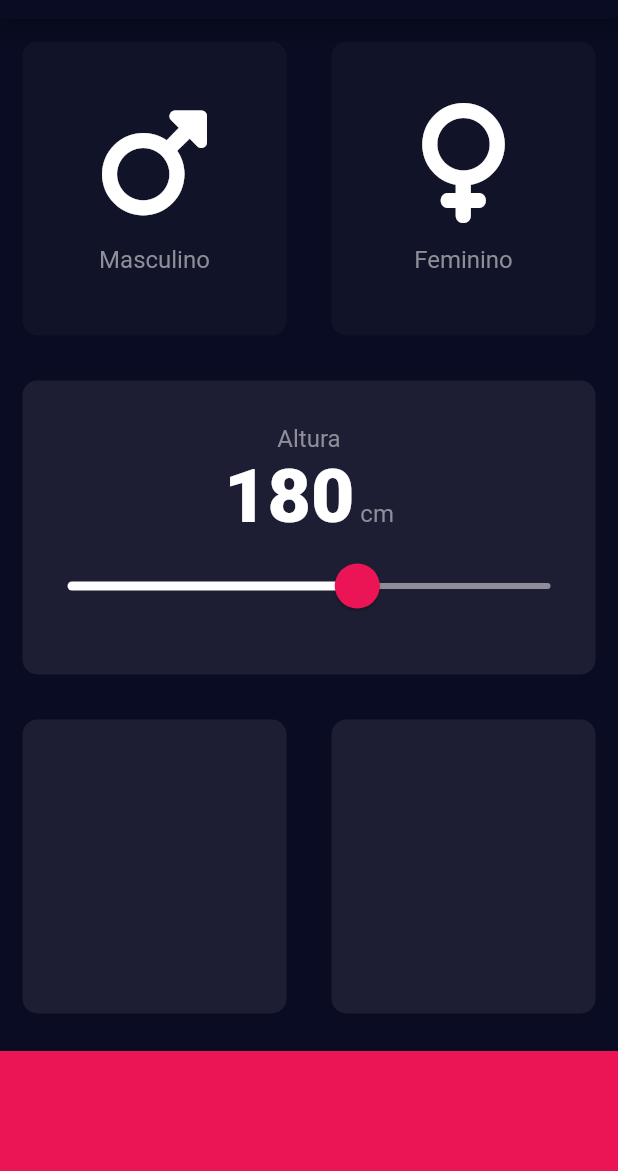
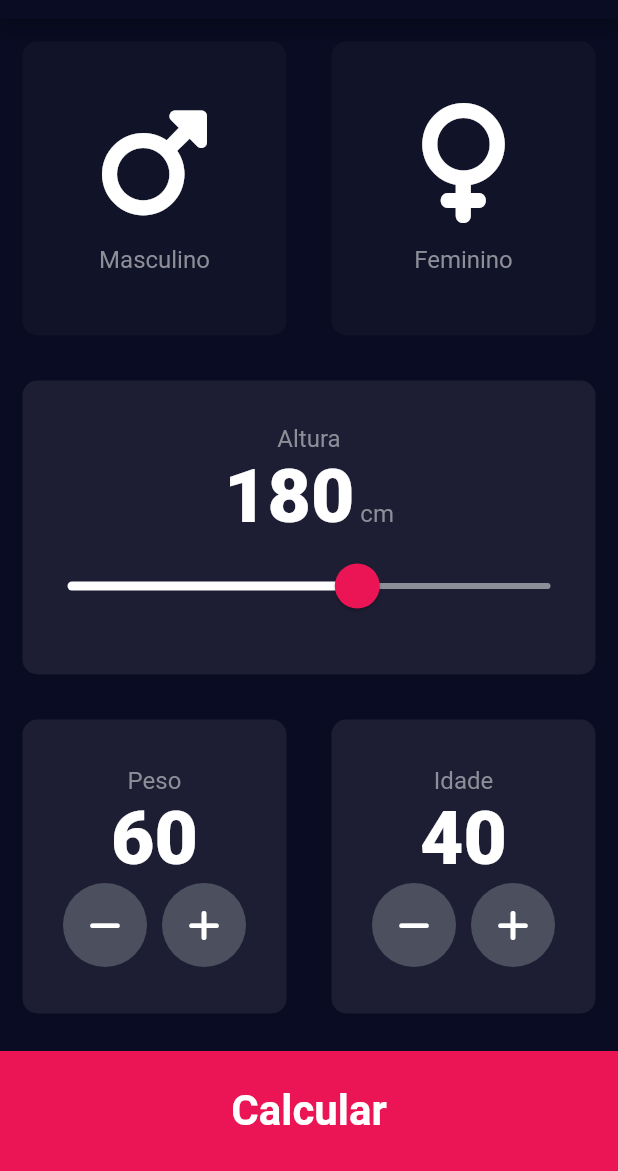
Before and after one commit to pliniogim/flutter_bmi_calculator, a Flutter app: the screen it shows after launch, on a phone screen of 412 x 824 dp, the part 65-1236 px from its top. Run offline on Flutter 3.47's test engine with Material 2 defaults, Android fonts, the phone set to English and light mode, and no system bars; our stand-ins replace font_awesome_flutter.

Commit message:
20220507

```diff
--- /dev/null
+++ b/lib/components/bottom_button.dart
@@ -0,0 +1,32 @@
+import 'package:flutter/material.dart';
+import 'constants.dart';
+
+class BottomButton extends StatelessWidget {
+  final Function onTap;
+  final String buttonTitle;
+
+  BottomButton({@required this.buttonTitle, @required this.onTap});
+
+  // const BottomButton({
+  //   Key key,
+  // }) : super(key: key);
+
+  @override
+  Widget build(BuildContext context) {
+    return GestureDetector(
+      child: Container(
+        color: kBottomContainerColor,
+        margin: EdgeInsets.only(top: 10.0),
+        width: double.infinity,
+        height: kBottomContainerHeight,
+        child: Center(
+          child: Text(
+            buttonTitle,
+            style: kTitleStyle,
+          ),
+        ),
+      ),
+      onTap: onTap,
+    );
+  }
+}
--- a/lib/card_child_sex.dart
+++ b/lib/components/card_child_sex.dart
@@ -7,10 +7,10 @@ class CardChildWidgetSex extends StatelessWidget {
   // const CardChildWidgetSex({
   //   Key key,
   // }) : super(key: key);
-  CardChildWidgetSex({IconData this.iconSex, String this.genderSex});
+  CardChildWidgetSex({this.iconSex, this.genderSex});
 
-  final iconSex;
-  final genderSex;
+  final IconData iconSex;
+  final String genderSex;
 
   @override
   Widget build(BuildContext context) {
--- /dev/null
+++ b/lib/components/round_icon_button.dart
@@ -0,0 +1,25 @@
+import 'package:flutter/material.dart';
+
+
+//creating a widget from scratch
+class RoundIconButton extends StatelessWidget {
+  RoundIconButton({@required this.icon, @required this.onPressed});
+
+  final IconData icon;
+  final Function onPressed;
+
+  @override
+  Widget build(BuildContext context) {
+    return RawMaterialButton(
+      child: Icon(icon),
+      constraints: BoxConstraints.tightFor(
+        width: 56,
+        height: 56,
+      ),
+      elevation: 0.0,
+      onPressed: onPressed,
+      fillColor: Color(0xFF4c4f5e),
+      shape: CircleBorder(),
+    );
+  }
+}
--- a/lib/main.dart
+++ b/lib/main.dart
@@ -1,6 +1,6 @@
 import 'package:flutter/material.dart';
 
-import 'input_page.dart';
+import 'screens/input_page.dart';
 
 void main() => runApp(BMICalculator());
 
--- /dev/null
+++ b/lib/screens/calculator_brain.dart
@@ -0,0 +1,34 @@
+import 'dart:math';
+import 'package:font_awesome_flutter/font_awesome_flutter.dart';
+
+class CalculatorBrain {
+  CalculatorBrain({this.altura, this.peso});
+
+  final int altura;
+  final int peso;
+  double _imc;
+
+  String calculateIMC() {
+    _imc = peso / pow(altura/100, 2);
+    return _imc.toStringAsFixed(1);
+  }
+  String getResult(){
+    if (_imc >= 25) {
+      return 'Peso acima do ideal';
+    } else if (_imc > 18.5 ) {
+      return 'Normal';
+    } else {
+      return 'Peso abaixo do ideal';
+    }
+  }
+
+  String getInterpretation() {
+    if (_imc >= 25) {
+      return 'Você tem um peso acima do normal. Tente se exercitar mais.';
+    } else if (_imc > 18.5 ) {
+      return 'Você tem o peso normal esperado. Bom trabalho!';
+    } else {
+      return 'Você tem um peso abaixo do ideal. Você precisa se alimentar mais.';
+    }
+  }
+}
--- a/lib/input_page.dart
+++ b/lib/screens/input_page.dart
@@ -1,11 +1,20 @@
 import 'package:flutter/material.dart';
 import 'package:font_awesome_flutter/font_awesome_flutter.dart';
+import 'results_page.dart';
 
-import 'card_child_sex.dart';
-import 'reusable_card.dart';
-import 'constants.dart';
+import '../components/card_child_sex.dart';
+import '../components/reusable_card.dart';
+import '../components/constants.dart';
+import '../components/bottom_button.dart';
+import '../components/round_icon_button.dart';
+import 'calculator_brain.dart';
 
 enum Gender { male, female }
+
+Gender selectedGender;
+int altura = 180;
+int peso = 60;
+int idade = 40;
 
 class InputPage extends StatefulWidget {
   @override
@@ -13,9 +22,6 @@ class InputPage extends StatefulWidget {
 }
 
 class _InputPageState extends State<InputPage> {
-  Gender selectedGender;
-  int altura = 180;
-
   // Color maleCardColor = inactiveCardColor;
   // Color femaleCardColor = inactiveCardColor;
   //
@@ -143,20 +149,113 @@ class _InputPageState extends State<InputPage> {
             child: Row(
               children: [
                 Expanded(
-                  child: ReusableCard(colour: kActiveCardColor),
+                  child: ReusableCard(
+                    colour: kActiveCardColor,
+                    cardChild: Column(
+                      mainAxisAlignment: MainAxisAlignment.center,
+                      children: [
+                        Text(
+                          'Peso',
+                          style: kLabelTextStyle,
+                        ),
+                        Text(
+                          peso.toString(),
+                          style: kNumberTextStyle,
+                        ),
+                        Row(
+                          mainAxisAlignment: MainAxisAlignment.center,
+                          children: [
+                            RoundIconButton(
+                              onPressed: () {
+                                setState(() {
+                                  peso--;
+                                });
+                              },
+                              icon: FontAwesomeIcons.minus,
+                            ),
+                            SizedBox(
+                              width: 10.0,
+                            ),
+                            RoundIconButton(
+                              onPressed: () {
+                                setState(() {
+                                  peso++;
+                                });
+                              },
+                              icon: FontAwesomeIcons.plus,
+                            ),
+                          ],
+                        ),
+                      ],
+                    ),
+                  ),
                 ),
                 Expanded(
-                  child: ReusableCard(colour: kActiveCardColor),
-                ),
+                  child: ReusableCard(
+                    colour: kActiveCardColor,
+                    cardChild: Column(
+                      mainAxisAlignment: MainAxisAlignment.center,
+                      children: [
+                        Text(
+                          'Idade',
+                          style: kLabelTextStyle,
+                        ),
+                        Text(
+                          idade.toString(),
+                          style: kNumberTextStyle,
+                        ),
+                        Row(
+                          mainAxisAlignment: MainAxisAlignment.center,
+                          children: [
+                            RoundIconButton(
+                              onPressed: () {
+                                setState(() {
+                                  idade--;
+                                });
+                              },
+                              icon: FontAwesomeIcons.minus,
+                            ),
+                            SizedBox(
+                              width: 10.0,
+                            ),
+                            RoundIconButton(
+                              onPressed: () {
+                                setState(() {
+                                  idade++;
+                                });
+                              },
+                              icon: FontAwesomeIcons.plus,
+                            ),
+                          ],
+                        ),
+                      ],
+                    ),
+                  ),
+                )
               ],
             ),
           ),
-          Container(
-            color: kBottomContainerColor,
-            margin: EdgeInsets.only(top: 10.0),
-            width: double.infinity,
-            height: kBottomContainerHeight,
-          ),
+          BottomButton(
+              buttonTitle: 'Calcular',
+              onTap: () {
+                print(altura.toString());
+                print(peso.toString());
+                CalculatorBrain calc =
+                    CalculatorBrain(altura: altura, peso: peso);
+                 print(calc.calculateIMC());
+                // print(calc.getResult());
+                // print(calc.getInterpretation());
+                Navigator.push(
+                  context,
+                  MaterialPageRoute(
+                    builder: (context) => ResultsPage(
+                      imcResult: calc.calculateIMC(),
+                      resultText: calc.getResult(),
+                      interpretation: calc.getInterpretation(),
+                    ),
+                  ),
+                );
+              }),
         ],
       ),
       // floatingActionButton: Theme(
```
Also changed, not shown: lib/components/constants.dart (renamed from lib/constants.dart, +21 -1 lines), lib/screens/results_page.dart (added, +68 -0 lines), lib/components/reusable_card.dart (renamed from lib/reusable_card.dart).
